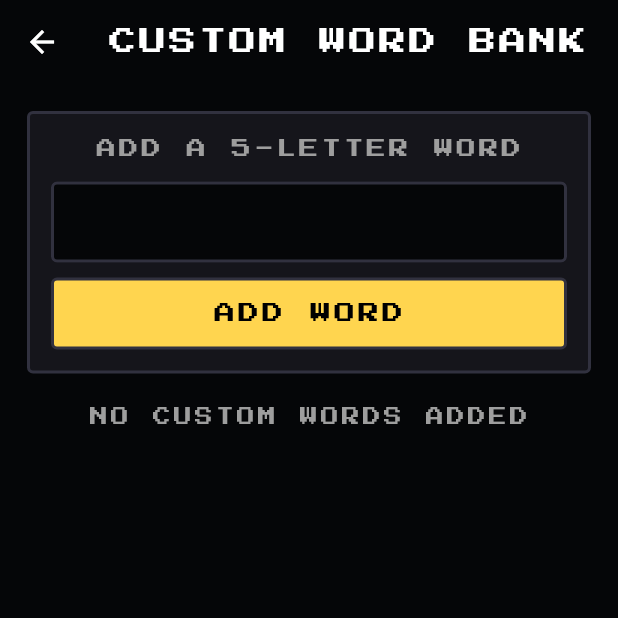
After one commit to angelajsantos/wordle_plus, a Flutter app: the CustomWordAddScreen screen opened by its route, on a phone screen of 412 x 824 dp, the top half of it. The commit adds this screen. Run offline on Flutter 3.47's test engine with Material 3 defaults, Android fonts, the light colour scheme and no system bars; our stand-ins replace confetti, shared_preferences; accounts and stored records are empty; project files that could hold a hidden picture were left out.

Commit message:
added andy's custom word stuff to main o
andy's work includes:
- adding the custom word game mode
- creating a custom word bank that is saved via sharedpreferences
- created add custom word screen and ui messages for adding words
- created message theme file

```diff
--- a/lib/app/app.dart
+++ b/lib/app/app.dart
@@ -7,6 +7,7 @@ import '../ui/screens/about_screen.dart';
 import '../ui/screens/game_screen.dart';
 import '../ui/screens/home_screen.dart';
 import '../ui/screens/modes_screen.dart';
+import 'package:wordle_plus/ui/screens/custom_word_add_screen.dart';
 
 class WordleApp extends StatelessWidget {
   const WordleApp({super.key});
@@ -30,7 +31,7 @@ class WordleApp extends StatelessWidget {
         '/': (_) => const HomeScreen(),
         '/modes': (_) => const ModesScreen(),
         '/about': (_) => const AboutScreen(),
-        // later: '/play/:mode' or a named route to GameScreen
+        '/custom-word': (_) => const CustomWordAddScreen(),
       },
     );
   }
--- a/lib/app/di.dart
+++ b/lib/app/di.dart
@@ -8,13 +8,14 @@ import 'package:provider/provider.dart';
 import '../core/services/word_service.dart';
 import '../core/services/progress_service.dart';
 import '../core/services/achievement_service.dart';
-
+import '../core/services/custom_word_service.dart';
 
 List<Provider> buildProviders(WordService wordService) {
   return [
     Provider<WordService>.value(value: wordService),
     Provider(create: (_) => ProgressService()),
     Provider<AchievementService>(create: (_) => NoopAchievementService()),
+    Provider<CustomWordService>(create: (_) => CustomWordService()),
   ];
 }
 
--- a/lib/core/models/game_mode.dart
+++ b/lib/core/models/game_mode.dart
@@ -13,6 +13,8 @@ enum GameMode {
   sixLetter,      // 6 letters, 6 rows
   noYellowHints,  // shows green/gray, hide yellow hints (display only)
   timed,          // timer
+  customWord,     // Custom Words
+  customWordAdd,  // Add custom words
 }
 
 extension GameModeConfig on GameMode {
@@ -23,6 +25,8 @@ extension GameModeConfig on GameMode {
       case GameMode.sixLetter:      return '6-Letter';
       case GameMode.noYellowHints:  return 'No Yellow';
       case GameMode.timed:          return 'Timed';
+      case GameMode.customWord:     return 'Custom Words';
+      case GameMode.customWordAdd:  return 'Add Custom Words';
     }
   }
 
@@ -48,6 +52,8 @@ extension GameModeConfig on GameMode {
       case GameMode.sixLetter:      return '6 rows • 6 letters';
       case GameMode.noYellowHints:  return 'Only green/gray shown, no yellow hints';
       case GameMode.timed:          return 'Solve under a time limit';
+      case GameMode.customWord:     return 'Play with Custom Words';
+      case GameMode.customWordAdd:  return 'Add your own custom words';
     }
   }
 }
--- /dev/null
+++ b/lib/core/services/custom_word_service.dart
@@ -0,0 +1,51 @@
+import 'package:shared_preferences/shared_preferences.dart';
+import 'dart:math';
+
+class CustomWordService {
+  static const _prefsKey = 'custom_word_bank_v1';
+
+  Future<List<String>> getWords() async {
+    final prefs = await SharedPreferences.getInstance();
+    final list = prefs.getStringList(_prefsKey) ?? [];
+    return list.map((e) => e.toUpperCase()).toList();
+  }
+
+  Future<void> setWords(List<String> words) async {
+    final prefs = await SharedPreferences.getInstance();
+    await prefs.setStringList(_prefsKey, words.map((e) => e.toUpperCase()).toList());
+  }
+
+  Future<void> addWord(String word) async {
+    final w = word.toUpperCase();
+    if (!_isValidWordFormat(w)) {
+      throw FormatException('Word must be 5 letters A–Z');
+    }
+    final prefs = await SharedPreferences.getInstance();
+    final list = prefs.getStringList(_prefsKey) ?? [];
+    final normalized = list.map((e) => e.toUpperCase()).toList();
+    if (!normalized.contains(w)) {
+      normalized.add(w);
+      await prefs.setStringList(_prefsKey, normalized);
+    }
+  }
+
+  Future<void> removeWord(String word) async {
+    final prefs = await SharedPreferences.getInstance();
+    final list = prefs.getStringList(_prefsKey) ?? [];
+    final normalized = list.map((e) => e.toUpperCase()).toList();
+    normalized.remove(word.toUpperCase());
+    await prefs.setStringList(_prefsKey, normalized);
+  }
+
+  Future<String?> getRandomWord({int length = 5}) async {
+    final words = (await getWords()).where((w) => w.length == length).toList();
+    if (words.isEmpty) return null;
+    final idx = Random().nextInt(words.length);
+    return words[idx];
+  }
+
+  bool _isValidWordFormat(String w) {
+    final regex = RegExp(r'^[A-Z]{5}$');
+    return regex.hasMatch(w);
+  }
+}
--- /dev/null
+++ b/lib/ui/screens/custom_word_add_screen.dart
@@ -0,0 +1,234 @@
+import 'package:flutter/material.dart';
+import 'package:provider/provider.dart';
+import '../../core/services/custom_word_service.dart';
+import '../theme/retro_theme.dart';
+import '../../ui/messages/retro_message.dart';
+
+class CustomWordAddScreen extends StatefulWidget {
+  const CustomWordAddScreen({super.key});
+
+  @override
+  State<CustomWordAddScreen> createState() => _CustomWordAddScreenState();
+}
+
+class _CustomWordAddScreenState extends State<CustomWordAddScreen> {
+  final TextEditingController _controller = TextEditingController();
+  bool _loading = false;
+  List<String> _words = [];
+
+  @override
+  void initState() {
+    super.initState();
+    _loadWords();
+  }
+
+  void _showRetroMessage(String message, {Color? bgColor}) {
+    final color = bgColor ?? RetroTheme.surface;
+    final overlay = Overlay.of(context);
+
+    final entry = OverlayEntry(
+      builder: (context) => Positioned(
+        bottom: 24,
+        left: 24,
+        right: 24,
+        child: Material(
+          color: Colors.transparent,
+          child: Container(
+            padding: const EdgeInsets.symmetric(vertical: 12, horizontal: 16),
+            decoration: BoxDecoration(
+              color: color,
+              border: Border.all(color: RetroTheme.border, width: 2),
+              borderRadius: BorderRadius.circular(4),
+            ),
+            child: Text(
+              message,
+              style: RetroTheme.title.copyWith(
+                fontSize: 14,
+                color: Colors.white,
+              ),
+              textAlign: TextAlign.center,
+            ),
+          ),
+        ),
+      ),
+    );
+
+    overlay.insert(entry);
+
+    Future.delayed(const Duration(seconds: 2), () {
+      entry.remove();
+    });
+  }
+
+  Future<void> _loadWords() async {
+    final svc = context.read<CustomWordService>();
+    final loaded = await svc.getWords();
+    setState(() => _words = loaded);
+  }
+
+  Future<void> _addWord() async {
+    final svc = context.read<CustomWordService>();
+    final input = _controller.text.trim().toUpperCase();
+
+    if (!RegExp(r'^[A-Z]{5}$').hasMatch(input)) {
+      RetroMessage.show(context, 'Word must be exactly 5 letters A–Z');
+      return;
+    }
+
+    setState(() => _loading = true);
+    try {
+      await svc.addWord(input);
+      _controller.clear();
+      FocusScope.of(context).unfocus();
+      RetroMessage.show(context, 'Added "$input"');
+      await _loadWords(); // refresh the list
+    } catch (e) {
+      RetroMessage.show(context, (e.toString()));
+    } finally {
+      setState(() => _loading = false);
+    }
+  }
+
+  Future<void> _removeWord(String w) async {
+    final svc = context.read<CustomWordService>();
+    await svc.removeWord(w);
+    await _loadWords(); // refresh the list
+  }
+
+  @override
+  Widget build(BuildContext context) {
+    return Scaffold(
+      backgroundColor: RetroTheme.bg,
+      appBar: AppBar(
+        backgroundColor: RetroTheme.bg,
+        elevation: 0,
+        centerTitle: true,
+        title: const Text("CUSTOM WORD BANK", style: RetroTheme.title),
+        iconTheme: const IconThemeData(color: RetroTheme.textPrimary),
+      ),
+      body: Center(
+        child: ConstrainedBox(
+          constraints: const BoxConstraints(maxWidth: 480),
+          child: Padding(
+            padding: const EdgeInsets.all(18.0),
+            child: Column(
+              children: [
+                // INPUT BLOCK
+                Container(
+                  padding: const EdgeInsets.all(14),
+                  decoration: BoxDecoration(
+                    color: RetroTheme.surface,
+                    borderRadius: BorderRadius.circular(4),
+                    border: Border.all(color: RetroTheme.border, width: 2),
+                  ),
+                  child: Column(
+                    children: [
+                      Text(
+                        "ADD A 5-LETTER WORD",
+                        style: RetroTheme.section.copyWith(fontSize: 13),
+                      ),
+                      const SizedBox(height: 12),
+                      TextField(
+                        controller: _controller,
+                        maxLength: 5,
+                        textCapitalization: TextCapitalization.characters,
+                        style: const TextStyle(
+                          fontSize: 20,
+                          letterSpacing: 3,
+                          color: Colors.white,
+                        ),
+                        decoration: InputDecoration(
+                          filled: true,
+                          fillColor: RetroTheme.bg,
+                          counterText: "",
+                          contentPadding: const EdgeInsets.all(12),
+                          enabledBorder: OutlineInputBorder(
+                            borderSide:
+                            BorderSide(color: RetroTheme.border, width: 2),
+                          ),
+                          focusedBorder: OutlineInputBorder(
+                            borderSide:
+                            BorderSide(color: RetroTheme.accent, width: 2),
+                          ),
+                        ),
+                      ),
+                      const SizedBox(height: 10),
+                      GestureDetector(
+                        onTap: _loading ? null : _addWord,
+                        child: Container(
+                          padding: const EdgeInsets.symmetric(
+                              vertical: 12, horizontal: 18),
+                          decoration: BoxDecoration(
+                            color: RetroTheme.accent,
+                            borderRadius: BorderRadius.circular(4),
+                            border: Border.all(
+                                color: RetroTheme.border, width: 2),
+                          ),
+                          child: Center(
+                            child: Text(
+                              _loading ? "..." : "ADD WORD",
+                              style: RetroTheme.title.copyWith(
+                                fontSize: 14,
+                                color: Colors.black,
+                              ),
+                            ),
+                          ),
+                        ),
+                      ),
+                    ],
+                  ),
+                ),
+
+                const SizedBox(height: 20),
+
+                // WORD LIST
+                Expanded(
+                  child: _words.isEmpty
+                      ? Text("NO CUSTOM WORDS ADDED", style: RetroTheme.section)
+                      : ListView.separated(
+                    itemCount: _words.length,
+                    separatorBuilder: (_, __) =>
+                    const SizedBox(height: 8),
+                    itemBuilder: (_, i) {
+                      final w = _words[i];
+                      return Container(
+                        padding: const EdgeInsets.symmetric(
+                            horizontal: 14, vertical: 10),
+                        decoration: BoxDecoration(
+                          color: RetroTheme.surface,
+                          border: Border.all(
+                              color: RetroTheme.border, width: 2),
+                          borderRadius: BorderRadius.circular(4),
+                        ),
+                        child: Row(
+                          children: [
+                            Expanded(
+                              child: Text(
+                                w,
+                                style: RetroTheme.title.copyWith(
+                                  fontSize: 18,
+                                  color: Colors.white,
+                                ),
+                              ),
+                            ),
+                            GestureDetector(
+                              onTap: () => _removeWord(w),
+                              child: const Icon(
+                                Icons.delete,
+                                color: Colors.redAccent,
+                              ),
+                            ),
+                          ],
+                        ),
+                      );
+                    },
+                  ),
+                ),
+              ],
+            ),
+          ),
+        ),
+      ),
+    );
+  }
+}
```
Also changed, not shown: lib/ui/logic/flutter_wordle_game.dart (+11 -5 lines), lib/ui/messages/retro_message.dart (added, +48 -0 lines), lib/ui/screens/game_screen.dart (+32 -3 lines), lib/ui/screens/modes_screen.dart (+10 -1 lines).
